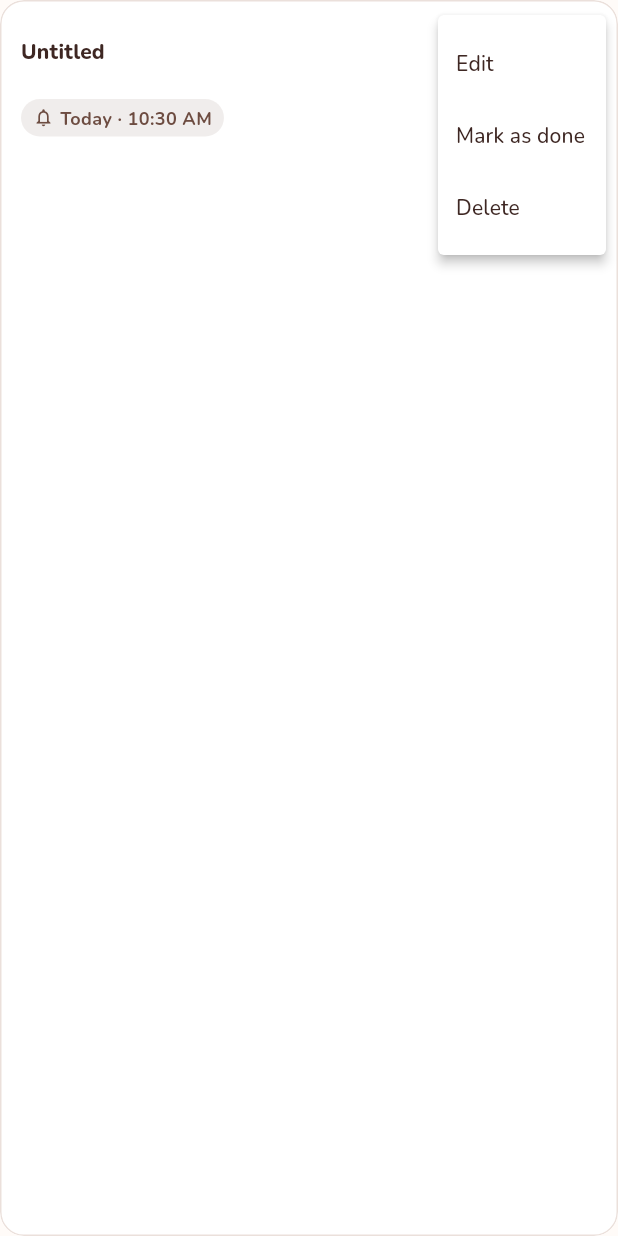
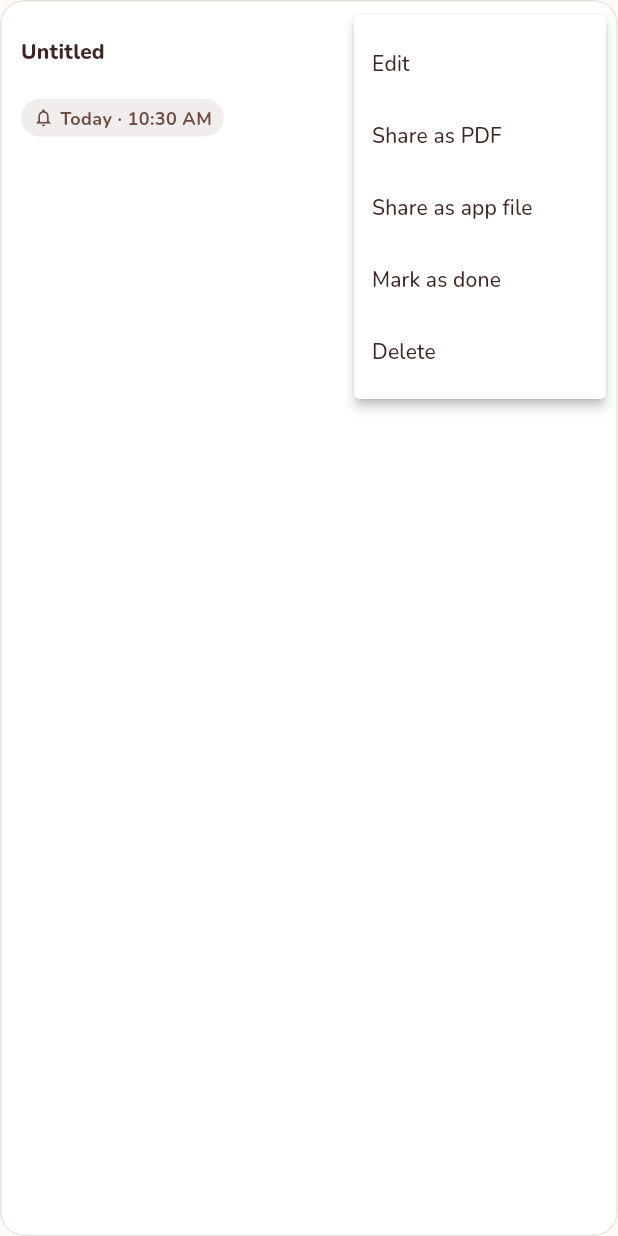
Before and after one commit to adipokkumar-del/edu-pdf-reader, a Flutter app: the _TaskCard widget shown alone on an empty page, opened directly with empty values, after a tap on the "more vert" icon, on a phone screen of 412 x 824 dp. Run offline on Flutter 3.47's test engine with Material 3 defaults, Android fonts, the phone set to English and light mode, and no system bars; our stand-ins replace google_fonts, pdf, permission_handler, share_plus, shared_preferences; missing offline and left inert: pdfrx; accounts and stored records are empty.

Commit message:
Add sharing options for tasks in TasksScreen

```diff
--- a/lib/presentation/screens/tasks_screen.dart
+++ b/lib/presentation/screens/tasks_screen.dart
@@ -4,6 +4,7 @@ import 'package:provider/provider.dart';
 import '../../core/constants/app_colors.dart';
 import '../../data/models/task_model.dart';
 import '../../providers/tasks_provider.dart';
+import '../../data/services/share_notes.dart';
 import '../widgets/empty_state.dart';
 import 'task_editor_screen.dart';
 
@@ -41,7 +42,34 @@ class _TasksScreenState extends State<TasksScreen> {
         all.where((t) => !t.completed && t.remindAt != null).length;
 
     return Scaffold(
-      appBar: AppBar(title: const Text('Notes & Checklists')),
+      appBar: AppBar(
+        title: const Text('Notes & Checklists'),
+        actions: [
+          IconButton(
+            tooltip: 'Import notes',
+            icon: const Icon(Icons.file_download_outlined),
+            onPressed: () => importNotesFromPicker(context),
+          ),
+          PopupMenuButton<ShareFormat>(
+            tooltip: 'Share all',
+            color: Colors.white,
+            icon: const Icon(Icons.ios_share_rounded),
+            enabled: all.isNotEmpty,
+            onSelected: (f) => shareTasks(context, provider.ordered, f),
+            itemBuilder: (_) => const [
+              PopupMenuItem(
+                value: ShareFormat.pdf,
+                child: Text('Share all as PDF'),
+              ),
+              PopupMenuItem(
+                value: ShareFormat.app,
+                child: Text('Share all as app file'),
+              ),
+            ],
+          ),
+          const SizedBox(width: 4),
+        ],
+      ),
       floatingActionButton: FloatingActionButton.extended(
         onPressed: _edit,
         backgroundColor: AppColors.brown,
@@ -204,6 +232,10 @@ class _TaskCard extends StatelessWidget {
                     color: Colors.white,
                     onSelected: (v) {
                       switch (v) {
+                        case 'share_pdf':
+                          shareTasks(context, [task], ShareFormat.pdf);
+                        case 'share_app':
+                          shareTasks(context, [task], ShareFormat.app);
                         case 'edit':
                           onEdit();
                         case 'done':
@@ -225,6 +257,10 @@ class _TaskCard extends StatelessWidget {
                     },
                     itemBuilder: (_) => [
                       const PopupMenuItem(value: 'edit', child: Text('Edit')),
+                      const PopupMenuItem(
+                          value: 'share_pdf', child: Text('Share as PDF')),
+                      const PopupMenuItem(
+                          value: 'share_app', child: Text('Share as app file')),
                       PopupMenuItem(
                         value: 'done',
                         child: Text(done ? 'Mark as not done' : 'Mark as done'),
```
